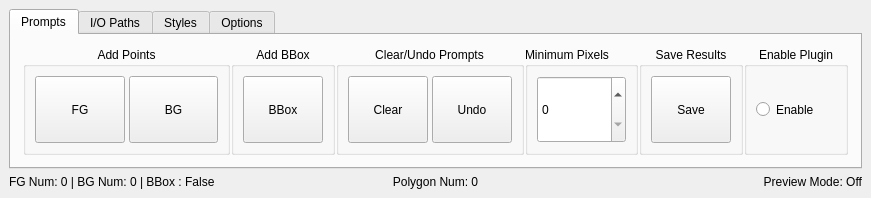
Before: the Qt Designer form ui/Selector.ui in coolzhao/Geo-SAM, drawn with Qt 5.
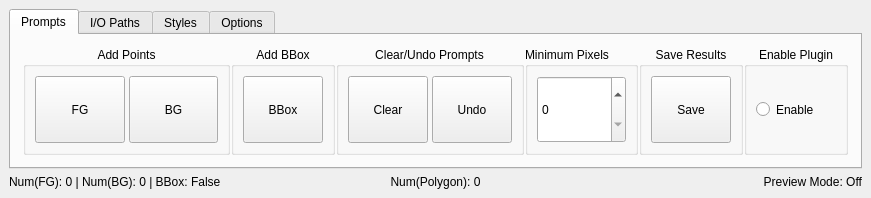
After: the same form once the commit is applied. Custom widgets are drawn as their Qt base class.

```diff
--- a/ui/Selector.ui
+++ b/ui/Selector.ui
@@ -1109,7 +1109,7 @@
           <number>0</number>
          </property>
          <property name="text">
-          <string>FG Num: 0 | BG Num: 0 | BBox : False</string>
+          <string>Num(FG): 0 | Num(BG): 0 | BBox: False</string>
          </property>
         </widget>
        </item>
@@ -1119,7 +1119,7 @@
           <number>0</number>
          </property>
          <property name="text">
-          <string>Polygon Num: 0</string>
+          <string>Num(Polygon): 0</string>
          </property>
          <property name="alignment">
           <set>Qt::AlignCenter</set>
```
